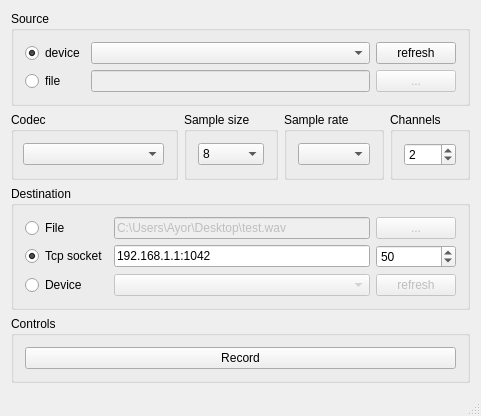
This is mainwindow.ui in Chr0nos/audio-transfer as Qt 5 draws it before an edit. The edited form follows.
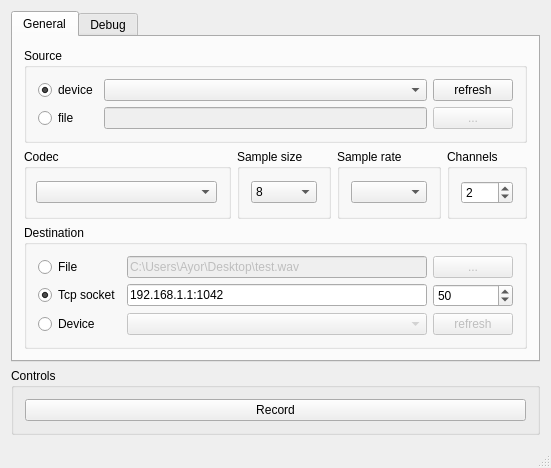
This is the edited form.

Commit message: added a debug tab to see what appens when things going wrong fixed sound sending withous wait for tcp connected fixed double call of signal tcp connected in the manager some improvement

What changed in the file:
```diff
--- a/mainwindow.ui
+++ b/mainwindow.ui
@@ -6,8 +6,8 @@
    <rect>
     <x>0</x>
     <y>0</y>
-    <width>481</width>
-    <height>401</height>
+    <width>551</width>
+    <height>445</height>
    </rect>
   </property>
   <property name="windowTitle">
@@ -16,6 +16,16 @@
   <widget class="QWidget" name="centralWidget">
    <layout class="QVBoxLayout" name="verticalLayout">
     <item>
+     <widget class="QTabWidget" name="tabWidget">
+      <property name="currentIndex">
+       <number>0</number>
+      </property>
+      <widget class="QWidget" name="general">
+       <attribute name="title">
+        <string>General</string>
+       </attribute>
+       <layout class="QVBoxLayout" name="verticalLayout_2">
+        <item>
      <widget class="QGroupBox" name="groupBox">
       <property name="title">
        <string>Source</string>
@@ -252,6 +262,20 @@
         </widget>
        </item>
       </layout>
+         </widget>
+        </item>
+       </layout>
+      </widget>
+      <widget class="QWidget" name="tabDebug">
+       <attribute name="title">
+        <string>Debug</string>
+       </attribute>
+       <layout class="QHBoxLayout" name="horizontalLayout_7">
+        <item>
+         <widget class="QListWidget" name="debug"/>
+        </item>
+       </layout>
+      </widget>
      </widget>
     </item>
     <item>
```
Lines whose indentation alone changed are shown as unchanged. The commit also changes 6 other files.
